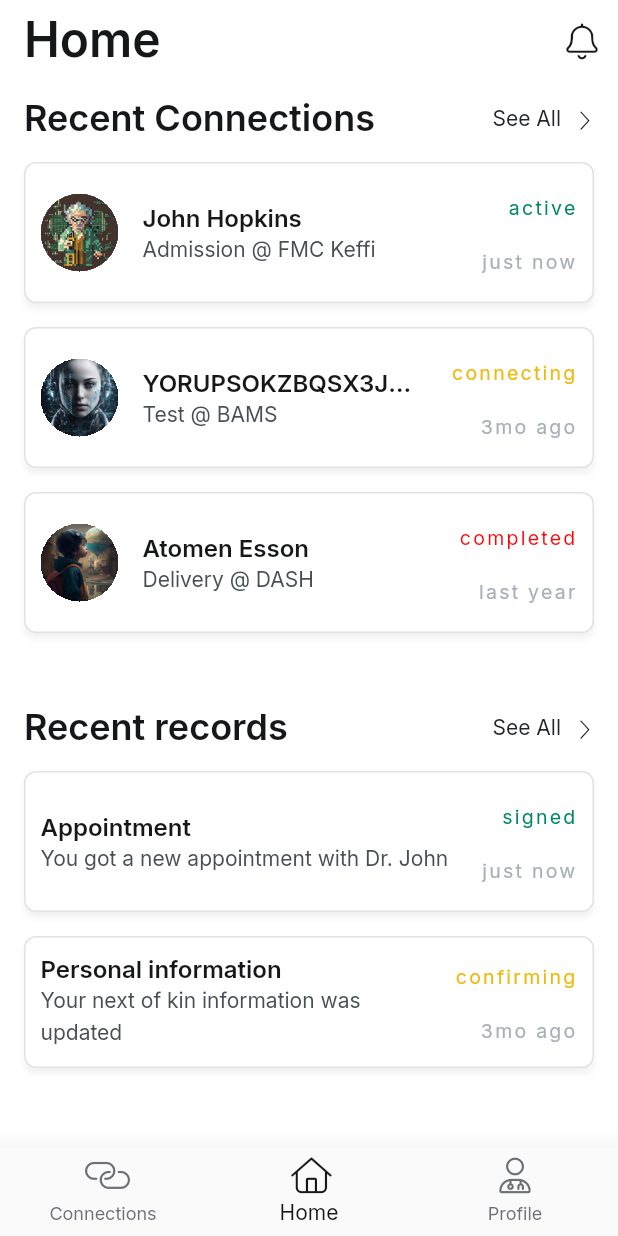
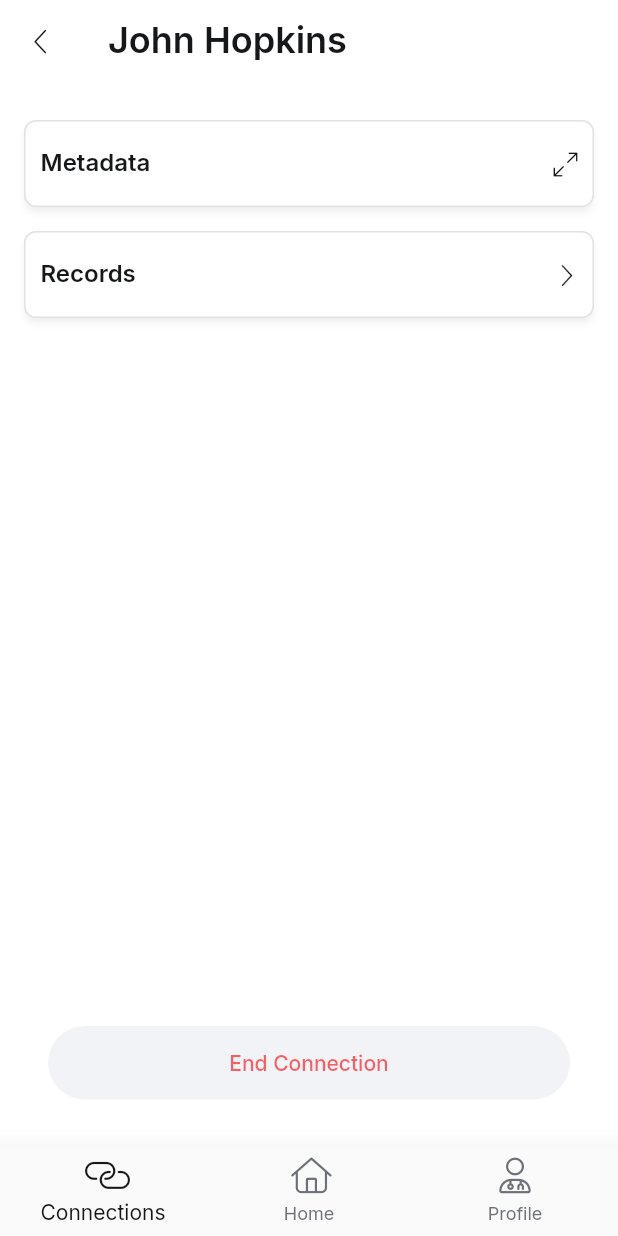
Before and after one commit to wisdomspine/final-year-project-phr, a Flutter app: the HomeScreen screen opened by its route, item 2 of the bottom bar chosen, after a tap on "John Hopkins", on a phone screen of 412 x 824 dp. Run offline on Flutter 3.47's test engine with Material 2 defaults, Android fonts, the phone set to English and light mode, and no system bars; our stand-ins replace flutter_svg, get, google_fonts.

Commit message:
feat: connection screens

```diff
--- /dev/null
+++ b/lib/modules/connections/screens/connection_screen.dart
@@ -0,0 +1,104 @@
+import 'package:flutter/material.dart';
+import 'package:get/get.dart';
+import 'package:phr/routes.dart';
+import 'package:phr/theme/theme.dart';
+import 'package:phr/widgets/widgets.dart';
+
+class ConnectionScreen extends StatelessWidget {
+  const ConnectionScreen({super.key});
+
+  @override
+  Widget build(BuildContext context) {
+    return Scaffold(
+      bottomNavigationBar: PHRBottomNavigationBar(
+        selected: PHRBottomNavigationItem.connections,
+        onTap: (tapped) {
+          if (tapped != PHRBottomNavigationItem.connections) {
+            PHRBottomNavigationBar.defaultOnTap!(tapped);
+          }
+        },
+      ),
+      appBar: AppBar(
+        leading: const PHRNavigateBackButton(),
+        title: Text(
+          "John Hopkins",
+          style: context.textTheme.headlineMedium,
+          maxLines: 1,
+          overflow: TextOverflow.ellipsis,
+        ),
+      ),
+      body: SafeArea(
+        child: Column(
+          crossAxisAlignment: CrossAxisAlignment.stretch,
+          children: [
+            Expanded(
+              child: ListView(
+                padding: const EdgeInsets.only(
+                  left: PHRThemeConstants.mediumPadding,
+                  right: PHRThemeConstants.mediumPadding,
+                ),
+                children: [
+                  const SizedBox(
+                    height: 24,
+                  ),
+                  PHRSegmentListTile(
+                    title: "Metadata",
+                    onTap: () {
+                      PHRRecordBottomSheet.show(
+                        title: "Connection Metadata",
+                        fields: PHRRecordBottomSheet.mockFields,
+                      );
+                    },
+                  ),
+                  const SizedBox(
+                    height: 16,
+                  ),
+                  PHRSegmentListTile(
+                    title: "Records",
+                    onTap: () {
+                      Get.toNamed(Routes.connectionRecords);
+                    },
+                    action: PHRSegmentAction.navigate,
+                  ),
+                ],
+              ),
+            ),
+
+            // end connection screen
+            Padding(
+              padding: const EdgeInsets.all(32),
+              child: ElevatedButton(
+                onPressed: () {
+                  PHRAlertDialog.show(
+                    content: "Are you sure you want to end this connection?",
+                    secondary: "End Connection",
+                    primary: "Cancel",
+                  ).then(
+                    (action) {
+                      if (action == PHRAlertDialogAction.secondary) {
+                        // TODO: disconnect wallet
+                        Get.offAllNamed(Routes.connections);
+                      }
+                    },
+                  );
+                },
+                style: ElevatedButton.styleFrom(
+                  padding: const EdgeInsets.fromLTRB(42, 16, 42, 16),
+                  shape: const StadiumBorder(),
+                  elevation: 0,
+                  backgroundColor: context.theme.disabledColor.withOpacity(.84),
+                ),
+                child: Text(
+                  "End Connection",
+                  style: TextStyle(
+                    color: context.theme.colorScheme.error.withOpacity(.64),
+                  ),
+                ),
+              ),
+            ),
+          ],
+        ),
+      ),
+    );
+  }
+}
--- /dev/null
+++ b/lib/modules/connections/screens/screens.dart
@@ -0,0 +1,4 @@
+export './connections_screen.dart';
+export './connection_screen.dart';
+export './connection_records_screen.dart';
+export './connection_record_segments_screen.dart';
--- /dev/null
+++ b/lib/modules/notifications/screens/screens.dart
@@ -0,0 +1 @@
+export './notifications_screen.dart';
--- a/lib/routes.dart
+++ b/lib/routes.dart
@@ -6,4 +6,8 @@ class Routes {
   static const String connections = '/connections';
   static const String addProfileRecord = '/add_profile_record';
   static const String profileRecordSegments = '/profile_record_segments';
+  static const String connection = '/connection';
+  static const String connectionRecords = '/connection_records';
+  static const String connectionRecordSegments = '/connection_record_segments';
+  static const String notifications = '/notifications';
 }
--- a/lib/widgets/phr_connection_list_tile.dart
+++ b/lib/widgets/phr_connection_list_tile.dart
@@ -98,28 +98,28 @@ class PHRConnectionListTile extends StatelessWidget {
     );
   }
 
-  static List<Widget> mock() {
+  static List<Widget> mock(void Function() onTap) {
     return [
       PHRConnectionListTile(
         name: "John Hopkins",
         subtitle: "Admission @ FMC Keffi",
         time: DateTime.now(),
         status: PHRConnectionStatus.active,
-        onTap: () {},
+        onTap: onTap,
       ),
       PHRConnectionListTile(
         name: "YORUPSOKZBQSX3JGXTGKQLCHRYGO3ZQZBJROG5RYAHKJYKA7H5VBEZYV3E ",
         subtitle: "Test @ BAMS",
         time: DateTime(2023, 1, 1),
         status: PHRConnectionStatus.connecting,
-        onTap: () {},
+        onTap: onTap,
       ),
       PHRConnectionListTile(
         name: "Atomen Esson",
         subtitle: "Delivery @ DASH",
         time: DateTime(2022, 1, 1),
         status: PHRConnectionStatus.completed,
-        onTap: () {},
+        onTap: onTap,
       ),
     ];
   }
--- a/lib/widgets/phr_recent_record_list_tile.dart
+++ b/lib/widgets/phr_recent_record_list_tile.dart
@@ -76,21 +76,21 @@ class PHRRecentRecordListTile extends StatelessWidget {
     );
   }
 
-  static List<Widget> mock() {
+  static List<Widget> mock(void Function() onTap) {
     return [
       PHRRecentRecordListTile(
         title: "Appointment",
         description: "You got a new appointment with Dr. John ",
         time: DateTime.now(),
         status: PHRRecordStatus.signed,
-        onTap: () {},
+        onTap: onTap,
       ),
       PHRRecentRecordListTile(
         title: "Personal information",
         description: "Your next of kin information was updated",
         time: DateTime(2023, 1, 1),
         status: PHRRecordStatus.confirming,
-        onTap: () {},
+        onTap: onTap,
       ),
     ];
   }
```
Also changed, not shown: lib/main.dart (+23 -0 lines), lib/modules/base/screens/home_screen.dart (+23 -5 lines), lib/modules/connections/screens/connection_record_segments_screen.dart (added, +59 -0 lines), lib/modules/connections/screens/connection_records_screen.dart (added, +69 -0 lines), lib/modules/connections/screens/connections_screen.dart (added, +62 -0 lines), lib/modules/notifications/screens/notifications_screen.dart (added, +10 -0 lines).
